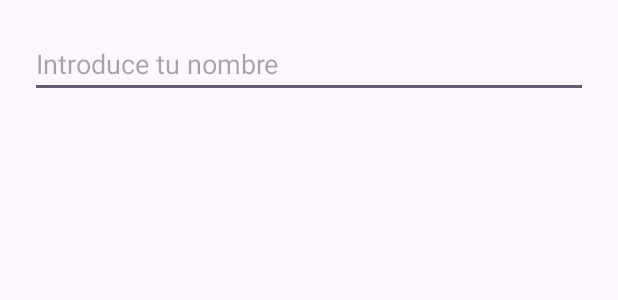
After one commit to AnthonyPC24/Mr_Cuestion, an Android app: the layout dialog_nombre_jugador.xml on its own in the app's theme, with its tools: preview values and no code run, on a phone screen of 412 x 824 dp. The commit adds this screen. Shown: the top 300 px of the screen. Run offline under Robolectric (Android 15) with nearby library versions, the phone set to English and light mode, and no system bars.

Commit message:
14/11/25

```diff
--- a/app/src/main/java/com/example/myapplication/model/Partida.kt
+++ b/app/src/main/java/com/example/myapplication/model/Partida.kt
@@ -6,6 +6,7 @@ import java.util.*
 
 data class Partida(
     var avatar: String,
+    var nombreJugador: String = "",
     var numPreguntas: Int = 0,
     var dificultad: String = "",
     var puntuacion: Int = 0,
--- a/app/src/main/res/layout/activity_seleccionar_avatar.xml
+++ b/app/src/main/res/layout/activity_seleccionar_avatar.xml
@@ -63,6 +63,7 @@
             android:contentDescription="Avatar 6"/>
 
 
+
     </GridLayout>
 
 </androidx.constraintlayout.widget.ConstraintLayout>
--- /dev/null
+++ b/app/src/main/res/layout/dialog_nombre_jugador.xml
@@ -0,0 +1,15 @@
+<?xml version="1.0" encoding="utf-8"?>
+<LinearLayout xmlns:android="http://schemas.android.com/apk/res/android"
+    android:orientation="vertical"
+    android:padding="20dp"
+    android:layout_width="match_parent"
+    android:layout_height="wrap_content">
+
+    <EditText
+        android:id="@+id/etNombreJugador"
+        android:hint="Introduce tu nombre"
+        android:layout_width="match_parent"
+        android:layout_height="wrap_content"
+        android:inputType="textPersonName"/>
+
+</LinearLayout>
```
Also changed, not shown: app/src/main/java/com/example/myapplication/SeleccionarAvatarActivity.kt (+42 -11 lines), app/src/main/java/com/example/myapplication/SeleccionarPreguntasActivity.kt (+6 -4 lines).
